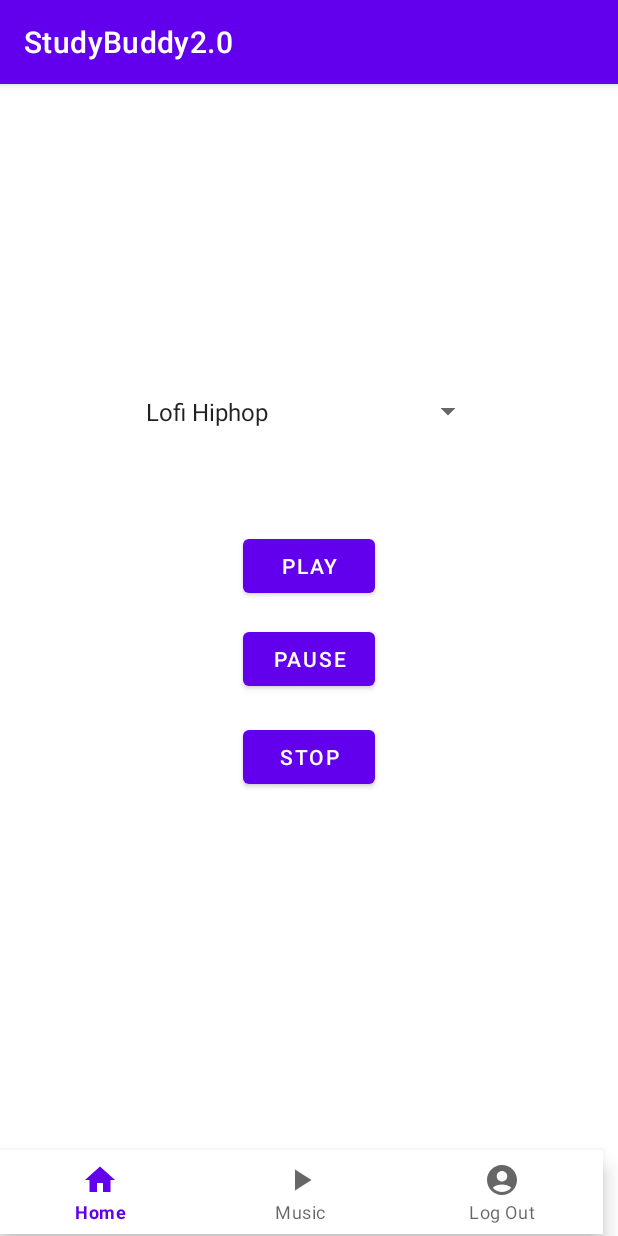
After one commit to andrewnoel99/StudyBuddy, an Android app: the MusicPlayer screen opened directly, with no data from a screen before it, on a phone screen of 412 x 824 dp. The commit adds this screen. Run offline under Robolectric (Android 15) with nearby library versions, the phone set to English and light mode, and no system bars.

Commit message:
MediaPlayer API

```diff
--- a/app/build.gradle
+++ b/app/build.gradle
@@ -56,4 +56,5 @@ dependencies {
     implementation 'com.google.firebase:firebase-auth-ktx'
     implementation "io.grpc:grpc-okhttp:1.32.2"
     implementation 'com.google.firebase:firebase-auth:19.3.2'
+    implementation 'androidx.media:media:1.6.0'
 }
--- a/app/src/main/AndroidManifest.xml
+++ b/app/src/main/AndroidManifest.xml
@@ -35,6 +35,8 @@
         <activity android:name=".Technique" />
         <activity android:name=".TechniqueAdapter" />
         <activity android:name=".TimerActivity" />
+        <activity android:name=".MusicPlayer" />
+
     </application>
 
 </manifest>
--- /dev/null
+++ b/app/src/main/java/com/example/studybuddy20/MusicPlayer.kt
@@ -0,0 +1,120 @@
+package com.example.studybuddy20
+
+import android.annotation.SuppressLint
+import android.content.ContentValues.TAG
+import android.content.Intent
+import android.media.MediaPlayer
+import android.os.Bundle
+import android.util.Log
+import android.view.MenuItem
+import android.view.View
+import android.widget.AdapterView
+import android.widget.ArrayAdapter
+import android.widget.Spinner
+import androidx.appcompat.app.AppCompatActivity
+import com.google.android.material.bottomnavigation.BottomNavigationView
+
+class MusicPlayer : AppCompatActivity() {
+    private lateinit var mediaPlayer: MediaPlayer
+    private val mp3Files = arrayOf(R.raw.lofi, R.raw.pokemon, R.raw.jazz)
+    private var selectedFile: Int? = null
+    private var playbackPos = 0
+    private var isPaused = false
+
+    override fun onCreate(savedInstanceState: Bundle?) {
+        super.onCreate(savedInstanceState)
+        setContentView(R.layout.music_player)
+        val mp3Spinner: Spinner = findViewById(R.id.mp3_spinner)
+
+        ArrayAdapter.createFromResource(
+            this,
+            R.array.mp3_files,
+            android.R.layout.simple_spinner_item
+        ).also { adapter ->
+            adapter.setDropDownViewResource(android.R.layout.simple_spinner_dropdown_item)
+            mp3Spinner.adapter = adapter
+        }
+
+        mp3Spinner.onItemSelectedListener = object : AdapterView.OnItemSelectedListener {
+            @SuppressLint("DiscouragedApi")
+            override fun onItemSelected(p0: AdapterView<*>?, p1: View?, position: Int, p3: Long) {
+                selectedFile = resources.getIdentifier(mp3Files[position].toString(), "raw", packageName)
+
+            }
+
+            override fun onNothingSelected(p0: AdapterView<*>?) {
+                //does nothing
+            }
+
+        }
+
+        val bottomNavigation: BottomNavigationView = findViewById(R.id.bottomNav)
+        bottomNavigation.setOnItemSelectedListener { item ->
+            onNavigationItemSelected(item)
+        }
+    }
+
+
+    fun play(view: View){
+        if(!::mediaPlayer.isInitialized){
+            mediaPlayer = MediaPlayer.create(this, selectedFile!!)
+            mediaPlayer.start()
+        }
+        else {
+            try {
+                mediaPlayer.seekTo(playbackPos)
+                mediaPlayer.start()
+            } catch (e: IllegalStateException) {
+
+                mediaPlayer = MediaPlayer.create(this, selectedFile!!)
+                mediaPlayer.start()
+            }
+        }
+
+
+    }
+    fun pause(view: View){
+        if (::mediaPlayer.isInitialized && mediaPlayer.isPlaying){
+            mediaPlayer.pause()
+            playbackPos = mediaPlayer.currentPosition
+            isPaused = true
+        }
+    }
+    fun stop(view: View){
+        if (::mediaPlayer.isInitialized){
+            mediaPlayer.stop()
+            mediaPlayer.release()
+            playbackPos = 0
+            isPaused = false
+        }
+        else {
+            //do nothing
+        }
+    }
+
+
+
+    private fun onNavigationItemSelected(item: MenuItem): Boolean{
+        when (item.itemId){
+            R.id.home ->{
+                val intent = Intent(this, MainActivity::class.java)
+                startActivity(intent)
+            }
+            R.id.music -> {
+                return true
+            }
+            R.id.logout ->{
+                if(::mediaPlayer.isInitialized) {
+                    mediaPlayer.stop()
+                    mediaPlayer.release()
+                    playbackPos = 0
+                    isPaused = false
+                }
+                val intent = Intent(this, LoginActivity2::class.java)
+                startActivity(intent)
+                finish()
+            }
+        }
+        return false
+    }
+}
--- a/app/src/main/java/com/example/studybuddy20/TimerActivity.kt
+++ b/app/src/main/java/com/example/studybuddy20/TimerActivity.kt
@@ -145,6 +145,10 @@ class TimerActivity : AppCompatActivity() {
                 val intent = Intent(this, MainActivity::class.java)
                 startActivity(intent)
             }
+            R.id.music ->{
+                val intent = Intent(this, MusicPlayer::class.java)
+                startActivity(intent)
+            }
             R.id.logout ->{
                 val intent = Intent(this, LoginActivity2::class.java)
                 startActivity(intent)
--- /dev/null
+++ b/app/src/main/res/layout/music_player.xml
@@ -0,0 +1,73 @@
+<?xml version="1.0" encoding="utf-8"?>
+<androidx.constraintlayout.widget.ConstraintLayout xmlns:android="http://schemas.android.com/apk/res/android"
+    xmlns:app="http://schemas.android.com/apk/res-auto"
+    xmlns:tools="http://schemas.android.com/tools"
+    android:layout_width="match_parent"
+    android:layout_height="match_parent">
+
+
+    <Spinner
+        android:id="@+id/mp3_spinner"
+        android:layout_width="233dp"
+        android:layout_height="51dp"
+        android:layout_margin="16dp"
+        android:prompt="@string/select_mp3_prompt"
+        app:layout_constraintBottom_toBottomOf="@+id/bottomNav"
+        app:layout_constraintEnd_toEndOf="parent"
+        app:layout_constraintHorizontal_bias="0.502"
+        app:layout_constraintStart_toStartOf="parent"
+        app:layout_constraintTop_toTopOf="parent"
+        app:layout_constraintVertical_bias="0.259"
+        tools:ignore="MissingConstraints" />
+
+    <Button
+        android:id="@+id/playMusicBtn"
+        android:layout_width="wrap_content"
+        android:layout_height="wrap_content"
+        android:onClick="play"
+        android:text="Play"
+        app:layout_constraintBottom_toBottomOf="parent"
+        app:layout_constraintEnd_toEndOf="parent"
+        app:layout_constraintStart_toStartOf="parent"
+        app:layout_constraintTop_toTopOf="parent"
+        app:layout_constraintVertical_bias="0.413" />
+
+    <Button
+        android:id="@+id/pauseMusicBtn"
+        android:layout_width="wrap_content"
+        android:layout_height="wrap_content"
+        android:onClick="pause"
+        android:text="Pause"
+        app:layout_constraintBottom_toBottomOf="parent"
+        app:layout_constraintEnd_toEndOf="parent"
+        app:layout_constraintStart_toStartOf="parent"
+        app:layout_constraintTop_toTopOf="parent"
+        app:layout_constraintVertical_bias="0.499" />
+
+    <Button
+        android:id="@+id/stopMusicBtn"
+        android:layout_width="wrap_content"
+        android:layout_height="wrap_content"
+        android:onClick="stop"
+        android:text="Stop"
+        app:layout_constraintBottom_toBottomOf="parent"
+        app:layout_constraintEnd_toEndOf="parent"
+        app:layout_constraintHorizontal_bias="0.501"
+        app:layout_constraintStart_toStartOf="parent"
+        app:layout_constraintTop_toTopOf="parent"
+        app:layout_constraintVertical_bias="0.59" />
+
+    <com.google.android.material.bottomnavigation.BottomNavigationView
+        android:id="@+id/bottomNav"
+        android:layout_width="0dp"
+        android:layout_height="wrap_content"
+        android:layout_marginTop="95dp"
+        android:layout_marginEnd="10dp"
+        android:layout_marginBottom="1dp"
+        app:layout_constraintBottom_toBottomOf="parent"
+        app:layout_constraintEnd_toEndOf="parent"
+        app:layout_constraintStart_toStartOf="parent"
+        app:menu="@menu/bottom_nav" />
+
+
+</androidx.constraintlayout.widget.ConstraintLayout>
--- a/app/src/main/res/values/strings.xml
+++ b/app/src/main/res/values/strings.xml
@@ -15,4 +15,11 @@
     <string name="invalid_username">Not a valid username</string>
     <string name="invalid_password">Password must be >5 characters</string>
     <string name="login_failed">"Login failed"</string>
+    <string name="select_mp3_prompt">"Select a soundtrack"</string>
+    <string-array name="mp3_files">
+
+        <item>Lofi Hiphop</item>
+        <item>Peaceful Pokemon</item>
+        <item>Lounge Jazz</item>
+    </string-array>
 </resources>
```
Also changed, not shown: app/src/main/java/com/example/studybuddy20/MainActivity.kt (+13 -0 lines), app/src/main/java/com/example/studybuddy20/StudyActivity.kt (+12 -0 lines), app/src/main/java/com/example/studybuddy20/timerTaskActivity.kt (+13 -0 lines).
